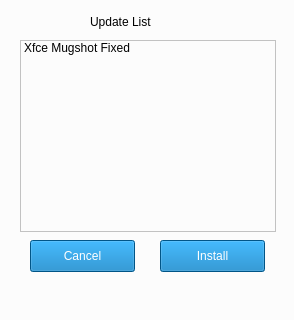
First picture: the form in mainwindow.ui, repository FascodeNet/serenelinux-update-wizard, before the edit.
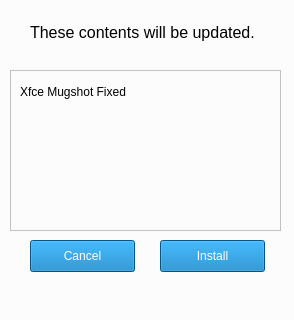
Second picture: the form after the edit.

Diff of the .ui file:
```diff
--- a/mainwindow.ui
+++ b/mainwindow.ui
@@ -20,31 +20,21 @@
    <widget class="QLabel" name="label">
     <property name="geometry">
      <rect>
-      <x>90</x>
-      <y>10</y>
-      <width>151</width>
+      <x>30</x>
+      <y>20</y>
+      <width>261</width>
       <height>24</height>
      </rect>
     </property>
+    <property name="font">
+     <font>
+      <pointsize>12</pointsize>
+     </font>
+    </property>
     <property name="text">
-     <string>Update List</string>
+     <string>These contents will be updated.</string>
     </property>
    </widget>
-   <widget class="QListWidget" name="listWidget">
-    <property name="geometry">
-     <rect>
-      <x>20</x>
-      <y>40</y>
-      <width>256</width>
-      <height>192</height>
-     </rect>
-    </property>
-    <item>
-     <property name="text">
-      <string>Xfce Mugshot Fixed</string>
-     </property>
-    </item>
-   </widget>
    <widget class="QPushButton" name="installButton">
     <property name="geometry">
      <rect>
@@ -94,6 +84,35 @@
      <bool>false</bool>
     </property>
    </widget>
+   <widget class="QFrame" name="frame">
+    <property name="geometry">
+     <rect>
+      <x>10</x>
+      <y>70</y>
+      <width>271</width>
+      <height>161</height>
+     </rect>
+    </property>
+    <property name="frameShape">
+     <enum>QFrame::StyledPanel</enum>
+    </property>
+    <property name="frameShadow">
+     <enum>QFrame::Raised</enum>
+    </property>
+    <widget class="QLabel" name="label_2">
+     <property name="geometry">
+      <rect>
+       <x>10</x>
+       <y>10</y>
+       <width>161</width>
+       <height>24</height>
+      </rect>
+     </property>
+     <property name="text">
+      <string>Xfce Mugshot Fixed</string>
+     </property>
+    </widget>
+   </widget>
   </widget>
   <widget class="QMenuBar" name="menubar">
    <property name="geometry">
```
